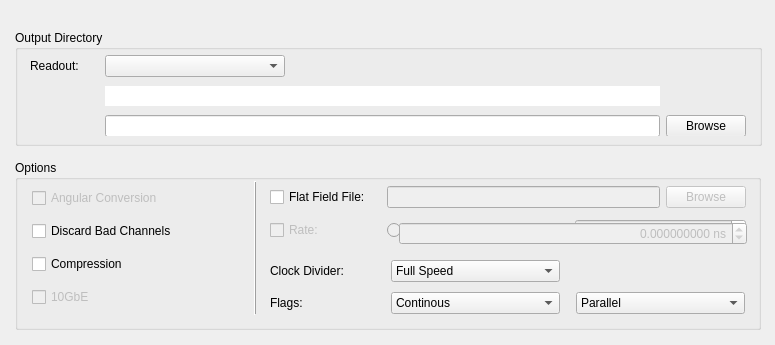
This is slsDetectorGui/forms/form_tab_dataoutput.ui in slsdetectorgroup/slsDetectorPackage as Qt 5 draws it before an edit. The edited form follows.
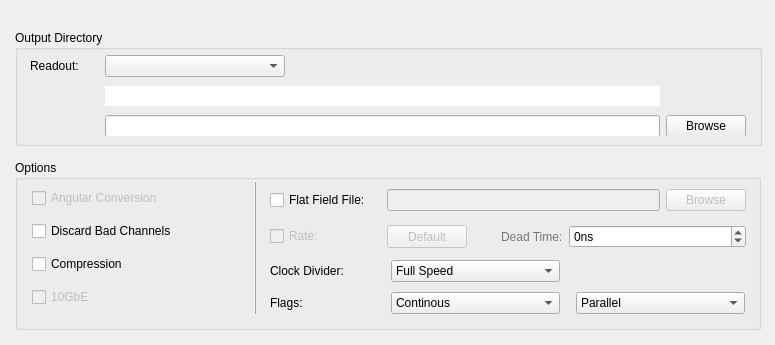
This is the edited form. Icons and pictures are not drawn.

Commit message: rate correction fixed for gui, removed auto made it defalt

```diff
--- a/slsDetectorGui/forms/form_tab_dataoutput.ui
+++ b/slsDetectorGui/forms/form_tab_dataoutput.ui
@@ -320,24 +320,40 @@
       <x>255</x>
       <y>21</y>
       <width>476</width>
-      <height>66</height>
+      <height>76</height>
      </rect>
     </property>
     <layout class="QGridLayout" name="gridLayout_2">
      <property name="verticalSpacing">
       <number>6</number>
      </property>
-     <item row="1" column="2">
-      <widget class="QRadioButton" name="radioAuto">
+     <item row="1" column="4">
+      <spacer name="horizontalSpacer_2">
+       <property name="orientation">
+        <enum>Qt::Horizontal</enum>
+       </property>
+       <property name="sizeType">
+        <enum>QSizePolicy::Fixed</enum>
+       </property>
+       <property name="sizeHint" stdset="0">
+        <size>
+         <width>10</width>
+         <height>20</height>
+        </size>
+       </property>
+      </spacer>
+     </item>
+     <item row="1" column="0">
+      <widget class="QCheckBox" name="chkRate">
        <property name="enabled">
         <bool>false</bool>
        </property>
        <property name="text">
-        <string>Auto</string>
+        <string>Rate:</string>
        </property>
       </widget>
      </item>
-     <item row="0" column="6">
+     <item row="0" column="8">
       <widget class="QPushButton" name="btnFlatField">
        <property name="enabled">
         <bool>false</bool>
@@ -361,62 +377,7 @@
        </property>
       </widget>
      </item>
-     <item row="0" column="0">
-      <widget class="QCheckBox" name="chkFlatField">
-       <property name="toolTip">
-        <string>Flat field corrections. 
- #flatfield# filename</string>
-       </property>
-       <property name="text">
-        <string>Flat Field File:</string>
-       </property>
-      </widget>
-     </item>
-     <item row="1" column="4" colspan="3">
-      <widget class="QDoubleSpinBox" name="spinDeadTime">
-       <property name="enabled">
-        <bool>false</bool>
-       </property>
-       <property name="sizePolicy">
-        <sizepolicy hsizetype="Preferred" vsizetype="Fixed">
-         <horstretch>0</horstretch>
-         <verstretch>0</verstretch>
-        </sizepolicy>
-       </property>
-       <property name="minimumSize">
-        <size>
-         <width>100</width>
-         <height>0</height>
-        </size>
-       </property>
-       <property name="alignment">
-        <set>Qt::AlignRight|Qt::AlignTrailing|Qt::AlignVCenter</set>
-       </property>
-       <property name="suffix">
-        <string> ns</string>
-       </property>
-       <property name="decimals">
-        <number>9</number>
-       </property>
-       <property name="minimum">
-        <double>-1.000000000000000</double>
-       </property>
-       <property name="maximum">
-        <double>2000000000.000000000000000</double>
-       </property>
-      </widget>
-     </item>
-     <item row="1" column="0">
-      <widget class="QCheckBox" name="chkRate">
-       <property name="enabled">
-        <bool>false</bool>
-       </property>
-       <property name="text">
-        <string>Rate:</string>
-       </property>
-      </widget>
-     </item>
-     <item row="0" column="2" colspan="4">
+     <item row="0" column="2" colspan="6">
       <widget class="QLineEdit" name="dispFlatField">
        <property name="enabled">
         <bool>false</bool>
@@ -430,13 +391,14 @@
        </property>
       </widget>
      </item>
-     <item row="1" column="3">
-      <widget class="QRadioButton" name="radioDeadTime">
-       <property name="enabled">
-        <bool>false</bool>
+     <item row="0" column="0">
+      <widget class="QCheckBox" name="chkFlatField">
+       <property name="toolTip">
+        <string>Flat field corrections. 
+ #flatfield# filename</string>
        </property>
        <property name="text">
-        <string>Custom dead time:</string>
+        <string>Flat Field File:</string>
        </property>
       </widget>
      </item>
@@ -456,6 +418,120 @@
        </property>
       </spacer>
      </item>
+     <item row="1" column="5">
+      <widget class="QLabel" name="lblDeadTime">
+       <property name="enabled">
+        <bool>false</bool>
+       </property>
+       <property name="sizePolicy">
+        <sizepolicy hsizetype="Fixed" vsizetype="Preferred">
+         <horstretch>0</horstretch>
+         <verstretch>0</verstretch>
+        </sizepolicy>
+       </property>
+       <property name="palette">
+        <palette>
+         <active>
+          <colorrole role="WindowText">
+           <brush brushstyle="SolidPattern">
+            <color alpha="255">
+             <red>2</red>
+             <green>2</green>
+             <blue>2</blue>
+            </color>
+           </brush>
+          </colorrole>
+         </active>
+         <inactive>
+          <colorrole role="WindowText">
+           <brush brushstyle="SolidPattern">
+            <color alpha="255">
+             <red>0</red>
+             <green>0</green>
+             <blue>0</blue>
+            </color>
+           </brush>
+          </colorrole>
+         </inactive>
+         <disabled>
+          <colorrole role="WindowText">
+           <brush brushstyle="SolidPattern">
+            <color alpha="255">
+             <red>119</red>
+             <green>119</green>
+             <blue>119</blue>
+            </color>
+           </brush>
+          </colorrole>
+         </disabled>
+        </palette>
+       </property>
+       <property name="toolTip">
+        <string>&lt;nobr&gt;
+Directory where one saves the data.
+&lt;/nobr&gt;&lt;br&gt;
+ #outdir#
+&lt;br&gt;
+</string>
+       </property>
+       <property name="text">
+        <string>Dead Time:</string>
+       </property>
+      </widget>
+     </item>
+     <item row="1" column="6" colspan="3">
+      <widget class="QSpinBox" name="spinDeadTime">
+       <property name="sizePolicy">
+        <sizepolicy hsizetype="Preferred" vsizetype="Fixed">
+         <horstretch>0</horstretch>
+         <verstretch>0</verstretch>
+        </sizepolicy>
+       </property>
+       <property name="suffix">
+        <string>ns</string>
+       </property>
+       <property name="minimum">
+        <number>-1</number>
+       </property>
+       <property name="maximum">
+        <number>200000000</number>
+       </property>
+      </widget>
+     </item>
+     <item row="1" column="2" colspan="2">
+      <widget class="QPushButton" name="btnDefaultRate">
+       <property name="enabled">
+        <bool>false</bool>
+       </property>
+       <property name="sizePolicy">
+        <sizepolicy hsizetype="Fixed" vsizetype="Fixed">
+         <horstretch>0</horstretch>
+         <verstretch>0</verstretch>
+        </sizepolicy>
+       </property>
+       <property name="maximumSize">
+        <size>
+         <width>16777215</width>
+         <height>30</height>
+        </size>
+       </property>
+       <property name="toolTip">
+        <string>&lt;nobr&gt;
+Directory where one saves the data.
+&lt;/nobr&gt;&lt;br&gt;
+ #outdir#
+&lt;br&gt;
+</string>
+       </property>
+       <property name="text">
+        <string>Default</string>
+       </property>
+       <property name="icon">
+        <iconset resource="../include/icons.qrc">
+         <normaloff>:/icons/images/calculate.png</normaloff>:/icons/images/calculate.png</iconset>
+       </property>
+      </widget>
+     </item>
     </layout>
    </widget>
    <widget class="Line" name="line">
@@ -623,52 +699,6 @@
      </layout>
     </widget>
    </widget>
-   <widget class="QWidget" name="horizontalLayoutWidget_2">
-    <property name="geometry">
-     <rect>
-      <x>384</x>
-      <y>60</y>
-      <width>348</width>
-      <height>27</height>
-     </rect>
-    </property>
-    <layout class="QHBoxLayout" name="horizontalLayout">
-     <item>
-      <widget class="QDoubleSpinBox" name="spinDeadTimeonly">
-       <property name="enabled">
-        <bool>false</bool>
-       </property>
-       <property name="sizePolicy">
-        <sizepolicy hsizetype="Preferred" vsizetype="Fixed">
-         <horstretch>0</horstretch>
-         <verstretch>0</verstretch>
-        </sizepolicy>
-       </property>
-       <property name="minimumSize">
-        <size>
-         <width>100</width>
-         <height>0</height>
-        </size>
-       </property>
-       <property name="alignment">
-        <set>Qt::AlignRight|Qt::AlignTrailing|Qt::AlignVCenter</set>
-       </property>
-       <property name="suffix">
-        <string> ns</string>
-       </property>
-       <property name="decimals">
-        <number>9</number>
-       </property>
-       <property name="minimum">
-        <double>-1.000000000000000</double>
-       </property>
-       <property name="maximum">
-        <double>2000000000.000000000000000</double>
-       </property>
-      </widget>
-     </item>
-    </layout>
-   </widget>
   </widget>
  </widget>
  <tabstops>
```
Left out of the diff: 74 changed lines with no effect on the pictures. The commit also changes 2 other files.
